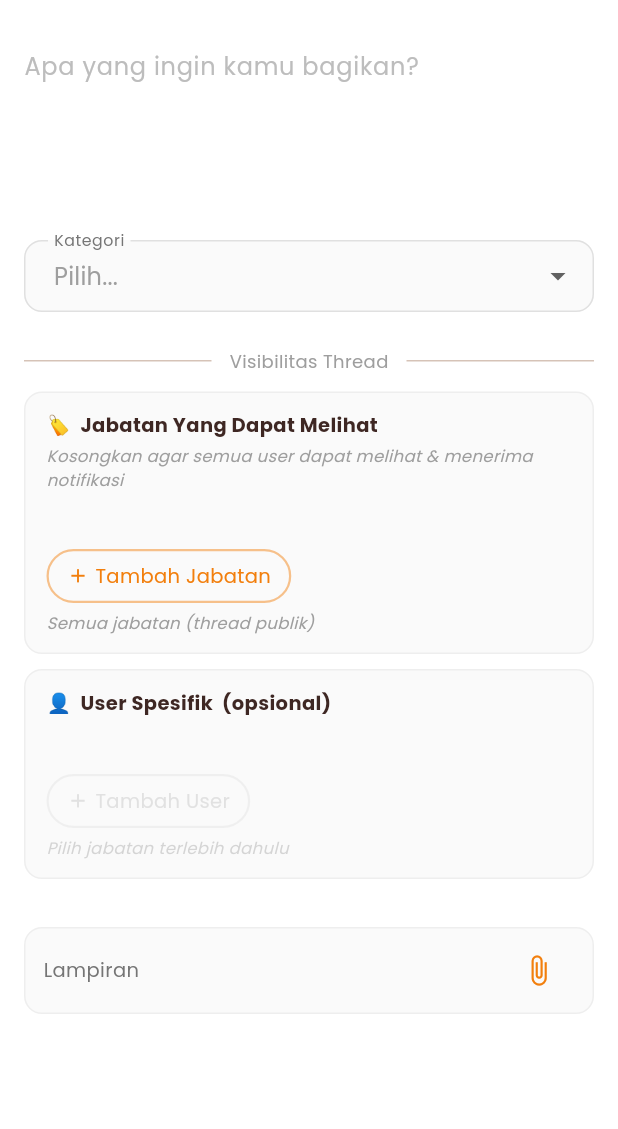
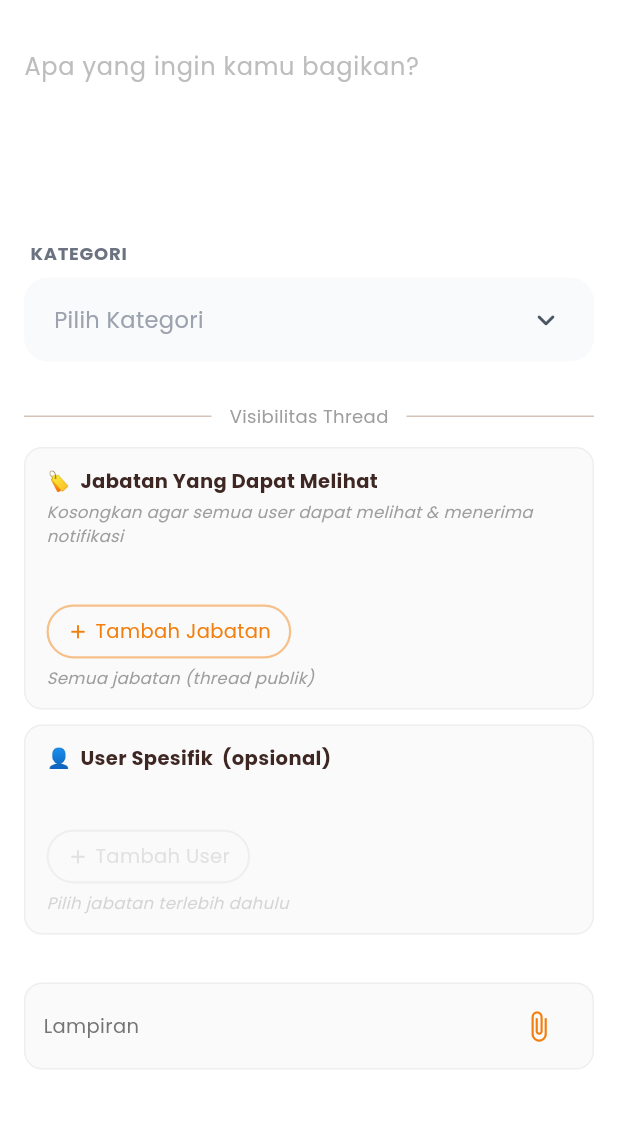
Before and after one commit to rizkyalkusaeri/conversa_flutter, a Flutter app: the CreateThreadPage screen opened directly, on a phone screen of 412 x 824 dp, the part 72-1201 px from its top. Run offline on Flutter 3.47's test engine with Material 3 defaults, Android fonts, the light colour scheme and no system bars; our stand-ins replace bloc, cached_network_image, chewie, dio, equatable, file_picker and 9 more; missing offline and left inert: in_app_update, laravel_echo; accounts and stored records are empty; network calls fail.

Commit message:
fix threads topic

```diff
--- a/lib/features/threads/ui/create_thread_page.dart
+++ b/lib/features/threads/ui/create_thread_page.dart
@@ -9,9 +9,11 @@ import '../cubit/create_thread_cubit.dart';
 import '../cubit/create_thread_state.dart';
 import 'package:permission_handler/permission_handler.dart';
 import '../../chat/ui/widgets/image_preview_dialog.dart';
-import 'package:fifgroup_android_ticketing/core/network/dio_client.dart';
 import 'package:fifgroup_android_ticketing/data/models/thread_model.dart';
 import 'package:fifgroup_android_ticketing/data/models/master_data_model.dart';
+import 'package:fifgroup_android_ticketing/data/repositories/session_repository.dart';
+import '../../chat/ui/widgets/searchable_dropdown_field.dart';
+import '../../../core/widgets/form_label.dart';
 import 'widgets/thread_target_selector.dart';
 
 class CreateThreadPage extends StatefulWidget {
@@ -33,17 +35,16 @@ class _CreateThreadPageState extends State<CreateThreadPage> {
   // User spesifik yang ditarget — kosong = semua user jabatan terpilih
   List<int> _selectedUserIds = [];
 
-  List<MasterDataModel> _categories = [];
-  List<MasterDataModel> _subCategories = [];
-  List<MasterDataModel> _topics = [];
+  int? _selectedCategoryId;
+  MasterDataModel? _selectedCategoryModel;
 
-  int? _selectedCategoryId;
   int? _selectedSubCategoryId;
+  MasterDataModel? _selectedSubCategoryModel;
+
   int? _selectedTopicId;
+  MasterDataModel? _selectedTopicModel;
 
-  bool _isLoadingCategories = false;
-  bool _isLoadingSubCategories = false;
-  bool _isLoadingTopics = false;
+  final SessionRepository _sessionRepo = SessionRepository();
 
   bool get _isEditMode => widget.editThread != null;
 
@@ -55,68 +56,13 @@ class _CreateThreadPageState extends State<CreateThreadPage> {
       _selectedLevelIds = List.from(widget.editThread!.selectedLevelIds);
       _selectedUserIds = List.from(widget.editThread!.selectedUserIds);
       _selectedTopicId = widget.editThread!.topicId;
+
+      if (_selectedTopicId != null) {
+        _selectedTopicModel = MasterDataModel(
+          id: _selectedTopicId!,
+          text: widget.editThread!.topicName ?? 'Topik Terpilih',
+        );
       }
-    _loadCategories();
-  }
-
-  Future<void> _loadCategories() async {
-    setState(() => _isLoadingCategories = true);
-    try {
-      final response = await DioClient.getInstance.get('/master/categories', queryParameters: {'limit': 100});
-      final items = response.data['data'] as List<dynamic>? ?? [];
-      setState(() {
-        _categories = items.map((e) => MasterDataModel.fromJson(e, 'category_name')).toList();
-      });
-    } catch (e) {
-      debugPrint('Gagal load categories: $e');
-    } finally {
-      if (mounted) setState(() => _isLoadingCategories = false);
-    }
-  }
-
-  Future<void> _loadSubCategories(int categoryId) async {
-    setState(() {
-      _isLoadingSubCategories = true;
-      _subCategories = [];
-      _selectedSubCategoryId = null;
-      _topics = [];
-      _selectedTopicId = null;
-    });
-    try {
-      final response = await DioClient.getInstance.get(
-        '/master/sub-categories',
-        queryParameters: {'category_id': categoryId, 'limit': 100},
-      );
-      final items = response.data['data'] as List<dynamic>? ?? [];
-      setState(() {
-        _subCategories = items.map((e) => MasterDataModel.fromJson(e, 'sub_category_name')).toList();
-      });
-    } catch (e) {
-      debugPrint('Gagal load sub-categories: $e');
-    } finally {
-      if (mounted) setState(() => _isLoadingSubCategories = false);
-    }
-  }
-
-  Future<void> _loadTopics(int subCategoryId) async {
-    setState(() {
-      _isLoadingTopics = true;
-      _topics = [];
-      _selectedTopicId = null;
-    });
-    try {
-      final response = await DioClient.getInstance.get(
-        '/master/topics',
-        queryParameters: {'sub_category_id': subCategoryId, 'limit': 100},
-      );
-      final items = response.data['data'] as List<dynamic>? ?? [];
-      setState(() {
-        _topics = items.map((e) => MasterDataModel.fromJson(e, 'topic_name')).toList();
-      });
-    } catch (e) {
-      debugPrint('Gagal load topics: $e');
-    } finally {
-      if (mounted) setState(() => _isLoadingTopics = false);
     }
   }
 
@@ -232,54 +178,73 @@ class _CreateThreadPageState extends State<CreateThreadPage> {
                   ),
 
                   // ─── Cascading Selectors ──────────────────────────────────
-                  if (_isLoadingCategories)
-                    const _LoadingPlaceholder(label: 'Memuat kategori...')
-                  else
-                    Padding(
-                      padding: const EdgeInsets.only(bottom: 12),
-                      child: _buildDropdown(
-                        label: 'Kategori',
-                        value: _selectedCategoryId,
-                        items: _categories,
-                        onChanged: (val) {
-                          setState(() => _selectedCategoryId = val);
-                          if (val != null) _loadSubCategories(val);
+                  const FormLabel(text: "KATEGORI"),
+                  SearchableDropdownField(
+                    hintText: "Pilih Kategori",
+                    selectedItem: _selectedCategoryModel,
+                    onSearch: (keyword) =>
+                        _sessionRepo.getCategories(search: keyword),
+                    onChanged: (item) {
+                      if (item != null && item.id != _selectedCategoryId) {
+                        setState(() {
+                          _selectedCategoryId = item.id;
+                          _selectedCategoryModel = item;
+                          _selectedSubCategoryId = null;
+                          _selectedSubCategoryModel = null;
+                          _selectedTopicId = null;
+                          _selectedTopicModel = null;
+                        });
+                      }
                     },
                   ),
+                  const SizedBox(height: 16),
+
+                  if (_selectedCategoryId != null) ...[
+                    const FormLabel(text: "SUB-KATEGORI"),
+                    SearchableDropdownField(
+                      hintText: "Pilih Sub-Kategori",
+                      selectedItem: _selectedSubCategoryModel,
+                      onSearch: (keyword) => _sessionRepo.getSubCategories(
+                        _selectedCategoryId!,
+                        search: keyword,
                       ),
-
-                  if (_selectedCategoryId != null)
-                    if (_isLoadingSubCategories)
-                      const _LoadingPlaceholder(label: 'Memuat sub kategori...')
-                    else
-                      Padding(
-                        padding: const EdgeInsets.only(bottom: 12),
-                        child: _buildDropdown(
-                          label: 'Sub Kategori',
-                          value: _selectedSubCategoryId,
-                          items: _subCategories,
-                          onChanged: (val) {
-                            setState(() => _selectedSubCategoryId = val);
-                            if (val != null) _loadTopics(val);
+                      onChanged: (item) {
+                        if (item != null && item.id != _selectedSubCategoryId) {
+                          setState(() {
+                            _selectedSubCategoryId = item.id;
+                            _selectedSubCategoryModel = item;
+                            _selectedTopicId = null;
+                            _selectedTopicModel = null;
+                          });
+                        }
                       },
                     ),
+                    const SizedBox(height: 16),
+                  ],
+
+                  if (_selectedSubCategoryId != null) ...[
+                    const FormLabel(text: "TOPIK", optional: true),
+                    SearchableDropdownField(
+                      hintText: "Pilih Topik",
+                      selectedItem: _selectedTopicModel,
+                      onSearch: (keyword) => _sessionRepo.getTopics(
+                        _selectedSubCategoryId!,
+                        search: keyword,
                       ),
-
-                  if (_selectedSubCategoryId != null)
-                    if (_isLoadingTopics)
-                      const _LoadingPlaceholder(label: 'Memuat topik...')
-                    else
-                      Padding(
-                        padding: const EdgeInsets.only(bottom: 16),
-                        child: _buildDropdown(
-                          label: 'Topik (Opsional)',
-                          value: _selectedTopicId,
-                          items: _topics,
-                          onChanged: (val) => setState(() => _selectedTopicId = val),
-                          allowNull: true,
-                          nullLabel: 'Tanpa Topik',
+                      onChanged: (item) {
+                        setState(() {
+                          if (item != null) {
+                            _selectedTopicId = item.id;
+                            _selectedTopicModel = item;
+                          } else {
+                            _selectedTopicId = null;
+                            _selectedTopicModel = null;
+                          }
+                        });
+                      },
                     ),
-                      ),
+                    const SizedBox(height: 20),
+                  ],
                   // ────────────────────────────────────────────────────────
 
                   // ─── Jabatan & User Spesifik selector ───────────────────
@@ -293,8 +258,8 @@ class _CreateThreadPageState extends State<CreateThreadPage> {
                       setState(() => _selectedUserIds = ids);
                     },
                   ),
+
                   // ────────────────────────────────────────────────────────
-
                   const SizedBox(height: 16),
 
                   // Existing attachments (edit mode)
@@ -461,8 +426,7 @@ class _CreateThreadPageState extends State<CreateThreadPage> {
                           child: const Column(
                             mainAxisAlignment: MainAxisAlignment.center,
                             children: [
-                                  Icon(Icons.videocam,
-                                      color: AppColors.primary),
+                              Icon(Icons.videocam, color: AppColors.primary),
                               SizedBox(height: 4),
                               Text(
                                 'Video',
@@ -565,8 +529,7 @@ class _CreateThreadPageState extends State<CreateThreadPage> {
   void _showAttachmentOptions() {
     showModalBottomSheet(
       context: context,
-      builder:
-          (ctx) => SafeArea(
+      builder: (ctx) => SafeArea(
         child: Wrap(
           children: [
             ListTile(
@@ -647,8 +610,7 @@ class _CreateThreadPageState extends State<CreateThreadPage> {
 
       final result = await showDialog<bool>(
         context: context,
-        builder:
-            (ctx) => ImagePreviewDialog(
+        builder: (ctx) => ImagePreviewDialog(
           imagePath: image.path,
           onSend: () => Navigator.pop(ctx, true),
           onRetake: () => Navigator.pop(ctx, false),
@@ -732,8 +694,9 @@ class _CreateThreadPageState extends State<CreateThreadPage> {
         uuid: widget.editThread!.id,
         content: content,
         newAttachments: _selectedFiles.isNotEmpty ? _selectedFiles : null,
-        deleteAttachmentIds:
-            _deleteAttachmentIds.isNotEmpty ? _deleteAttachmentIds : null,
+        deleteAttachmentIds: _deleteAttachmentIds.isNotEmpty
+            ? _deleteAttachmentIds
+            : null,
         levelIds: _selectedLevelIds,
         visibleUserIds: _selectedUserIds,
         topicId: _selectedTopicId,
@@ -759,72 +722,4 @@ class _CreateThreadPageState extends State<CreateThreadPage> {
     final ext = path.toLowerCase().split('.').last;
     return ['jpg', 'jpeg', 'png', 'gif', 'webp'].contains(ext);
   }
-
-  Widget _buildDropdown({
-    required String label,
-    required int? value,
-    required List<MasterDataModel> items,
-    required ValueChanged<int?> onChanged,
-    bool allowNull = false,
-    String nullLabel = 'Pilih...',
-  }) {
-    return DropdownButtonFormField<int>(
-      value: value,
-      decoration: InputDecoration(
-        labelText: label,
-        labelStyle: TextStyle(fontSize: 14, color: Colors.grey.shade600),
-        border: OutlineInputBorder(
-          borderRadius: BorderRadius.circular(12),
-          borderSide: BorderSide(color: Colors.grey.shade300),
-        ),
-        enabledBorder: OutlineInputBorder(
-          borderRadius: BorderRadius.circular(12),
-          borderSide: BorderSide(color: Colors.grey.shade300),
-        ),
-        contentPadding: const EdgeInsets.symmetric(horizontal: 16, vertical: 12),
-        filled: true,
-        fillColor: Colors.grey.shade50,
-      ),
-      items: [
-        if (allowNull || value == null)
-          DropdownMenuItem<int>(
-            value: null,
-            child: Text(
-              nullLabel,
-              style: TextStyle(color: Colors.grey.shade500),
-            ),
-          ),
-        ...items.map(
-          (t) => DropdownMenuItem<int>(value: t.id, child: Text(t.text)),
-        ),
-      ],
-      onChanged: onChanged,
-    );
 }
-}
-
-class _LoadingPlaceholder extends StatelessWidget {
-  final String label;
-  const _LoadingPlaceholder({required this.label});
-
-  @override
-  Widget build(BuildContext context) {
-    return Padding(
-      padding: const EdgeInsets.only(bottom: 12),
-      child: Row(
-        children: [
-          const SizedBox(
-            width: 16,
-            height: 16,
-            child: CircularProgressIndicator(strokeWidth: 2),
-          ),
-          const SizedBox(width: 12),
-          Text(
-            label,
-            style: TextStyle(fontSize: 13, color: Colors.grey.shade600),
-          ),
-        ],
-      ),
-    );
-  }
-}
```
Also changed, not shown: 1 other file. Lines whose indentation alone changed are shown as unchanged.
